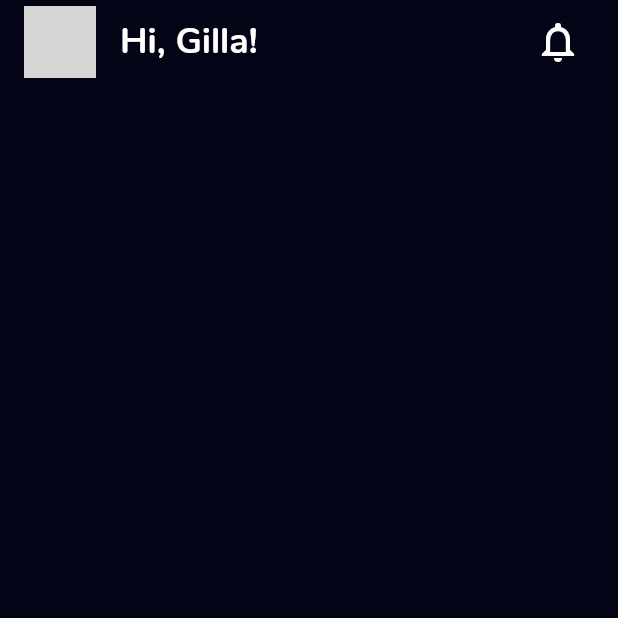
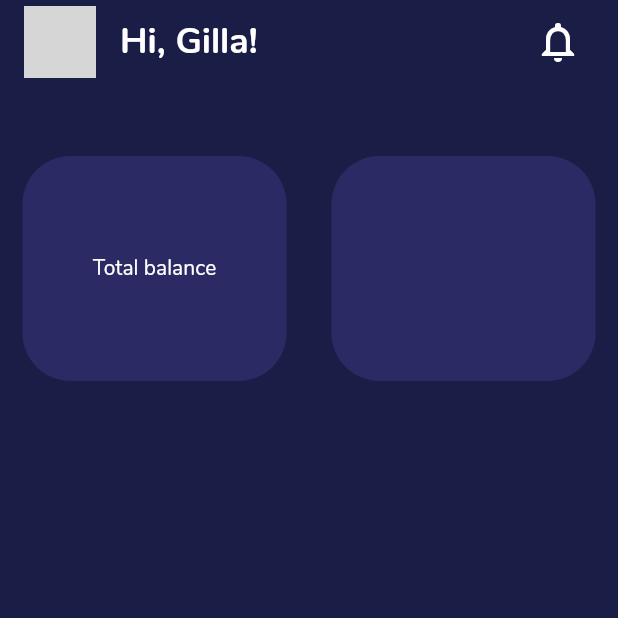
Before and after one commit to Rohithgilla12/BankUI, a Flutter app: the screen it shows after launch, on a phone screen of 412 x 824 dp, the top half of it. Run offline on Flutter 3.47's test engine with Material 2 defaults, Android fonts, the phone set to English and light mode, and no system bars; network calls fail; grey boxes are pictures that could not be loaded.

Commit message:
Color code set

```diff
--- a/lib/main.dart
+++ b/lib/main.dart
@@ -32,14 +32,55 @@ class MyHomePage extends StatefulWidget {
 class _MyHomePageState extends State<MyHomePage> {
   @override
   Widget build(BuildContext context) {
+    var boxDecoration = BoxDecoration(
+      color: BankTheme.primary,
+      borderRadius: BorderRadius.all(
+        Radius.circular(32),
+      ),
+    );
+
     return Scaffold(
       backgroundColor: BankTheme.black,
       appBar: buildAppBar(),
-      body: Center(
-        child: Column(
-          mainAxisAlignment: MainAxisAlignment.center,
-          children: <Widget>[],
-        ),
+      body: Column(
+        children: <Widget>[
+          Padding(
+            padding: const EdgeInsets.only(top: 32),
+            child: Row(
+              mainAxisAlignment: MainAxisAlignment.spaceAround,
+              children: [
+                Padding(
+                  padding: const EdgeInsets.only(top: 16),
+                  child: Container(
+                    height: 150,
+                    width: MediaQuery.of(context).size.width * 0.5 - 30,
+                    decoration: boxDecoration,
+                    child: Column(
+                      mainAxisAlignment: MainAxisAlignment.center,
+                      crossAxisAlignment: CrossAxisAlignment.center,
+                      children: [
+                        Text(
+                          'Total balance',
+                          style: TextStyle(
+                            color: Colors.white,
+                            fontFamily: 'Nunito',
+                          ),
+                        )
+                      ],
+                    ),
+                  ),
+                ),
+                Padding(
+                  padding: const EdgeInsets.only(top: 16),
+                  child: Container(
+                      height: 150,
+                      width: MediaQuery.of(context).size.width * 0.5 - 30,
+                      decoration: boxDecoration),
+                ),
+              ],
+            ),
+          ),
+        ],
       ),
     );
   }
@@ -87,5 +128,4 @@ class _MyHomePageState extends State<MyHomePage> {
       ),
     );
   }
-
 }
--- a/lib/theme.dart
+++ b/lib/theme.dart
@@ -1,7 +1,7 @@
 import 'package:flutter/material.dart';
 
 class BankTheme {
-  static const Color black = Color(0xff040417);
+  static const Color black = Color(0xff1A1D46);
 
   static const Color lightBlue = Color(0xffa4a7fa);
 
@@ -11,7 +11,7 @@ class BankTheme {
 
   static const Color violet = Color(0xff8f619d);
 
-  static const Color primary = Color(0xff3e2f56);
+  static const Color primary = Color(0xff2B2A65);
 
   static const Color orange = Color(0xfff5654e);
 }
```
